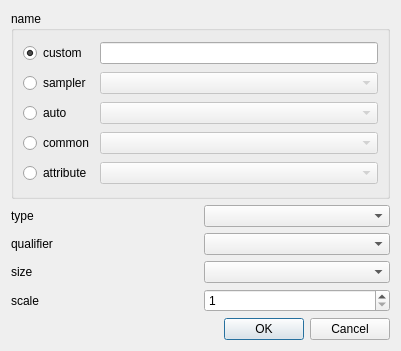
Old version of the form shader_source_editor/parameter.ui in the repository xaphier/Eternal-Lands.
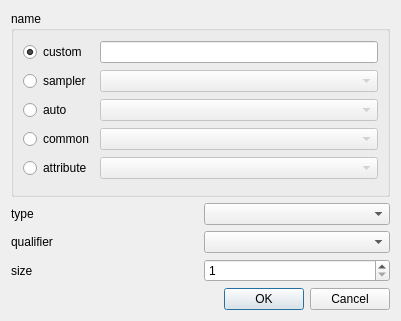
New version of the form.

Commit message: * Changed all parameter to be fixed sized.  * Removed unused layer rendering stuff.

```diff
--- a/shader_source_editor/parameter.ui
+++ b/shader_source_editor/parameter.ui
@@ -7,7 +7,7 @@
     <x>0</x>
     <y>0</y>
     <width>401</width>
-    <height>351</height>
+    <height>321</height>
    </rect>
   </property>
   <property name="windowTitle">
@@ -124,27 +124,7 @@
      </property>
     </widget>
    </item>
-   <item row="3" column="1">
-    <widget class="QComboBox" name="size_value"/>
-   </item>
-   <item row="4" column="0">
-    <widget class="QLabel" name="label_3">
-     <property name="text">
-      <string>scale</string>
-     </property>
-    </widget>
-   </item>
-   <item row="4" column="1">
-    <widget class="QSpinBox" name="scale_value">
-     <property name="minimum">
-      <number>1</number>
-     </property>
-     <property name="maximum">
-      <number>1024</number>
-     </property>
-    </widget>
-   </item>
-   <item row="5" column="0" colspan="2">
+   <item row="4" column="0" colspan="2">
     <widget class="QDialogButtonBox" name="button_box">
      <property name="focusPolicy">
       <enum>Qt::NoFocus</enum>
@@ -167,6 +147,16 @@
    <item row="2" column="1">
     <widget class="QComboBox" name="qualifier_value"/>
    </item>
+   <item row="3" column="1">
+    <widget class="QSpinBox" name="size_value">
+     <property name="minimum">
+      <number>1</number>
+     </property>
+     <property name="maximum">
+      <number>1024</number>
+     </property>
+    </widget>
+   </item>
   </layout>
  </widget>
  <tabstops>
```
Left out of the diff: 18 changed lines with no effect on the pictures. The commit also changes 53 other files.
